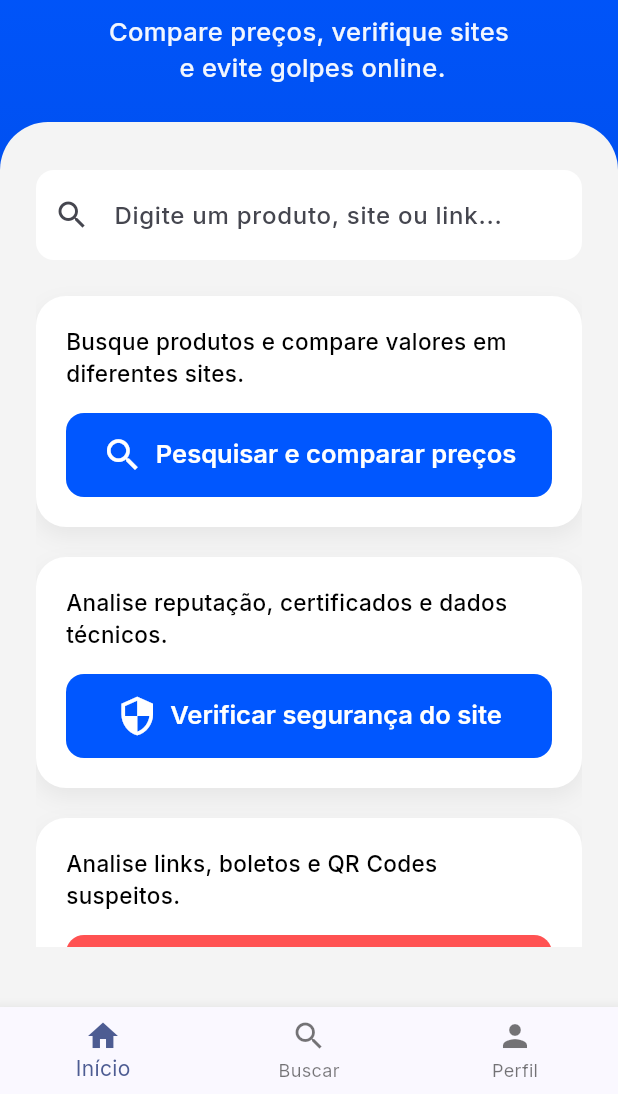
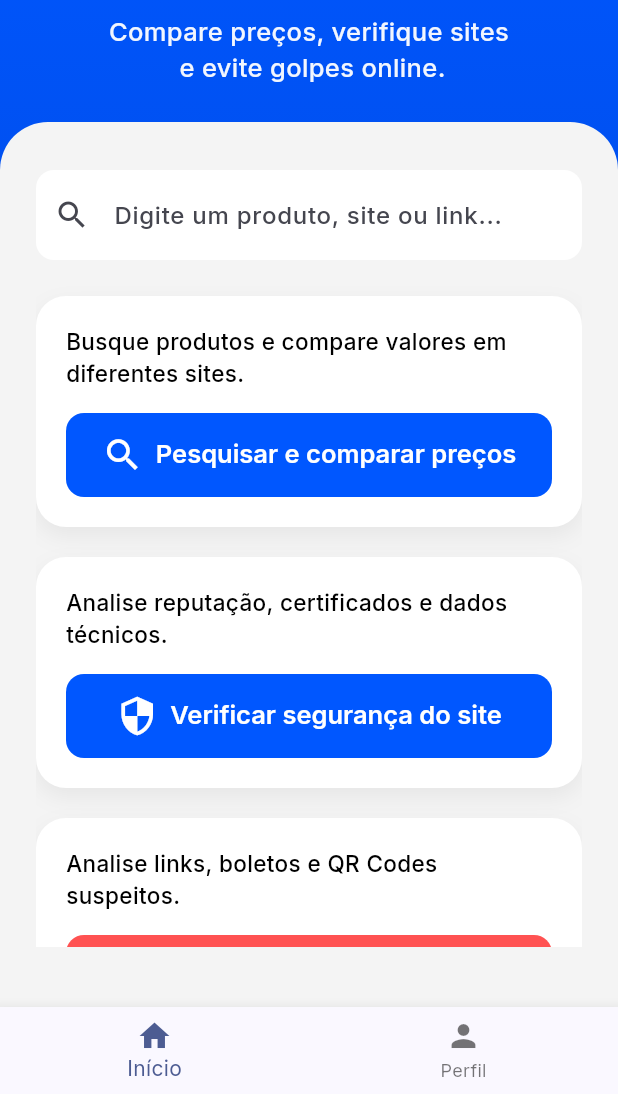
Before and after one commit to CHECKHUB-BRAZIL/buskei-frontend-flutter, a Flutter app: the AppShellPage screen opened by its route, on a phone screen of 412 x 824 dp, the part 142-1236 px from its top. Run offline on Flutter 3.47's test engine with Material 3 defaults, Android fonts, the phone set to English and light mode, and no system bars; our stand-ins replace connectivity_plus, dartz, dio, equatable, flutter_secure_storage, flutter_svg and 3 more; accounts and stored records are empty; network calls fail.

Commit message:
style: remove menu button

```diff
--- a/lib/features/app_shell/presentation/pages/app_shell_page.dart
+++ b/lib/features/app_shell/presentation/pages/app_shell_page.dart
@@ -5,7 +5,6 @@ import '../../../auth/presentation/controllers/auth_controller.dart';
 import '../controllers/app_shell_controller.dart';
 
 import '../../../home/presentation/pages/home_page.dart';
-import '../../../search/presentation/pages/search_page.dart';
 import '../../../profile/presentation/pages/profile_page.dart';
 
 class AppShellPage extends GetView<AppShellController> {
@@ -27,10 +26,6 @@ class AppShellPage extends GetView<AppShellController> {
               label: 'Início',
             ),
             BottomNavigationBarItem(
-              icon: Icon(Icons.search),
-              label: 'Buscar',
-            ),
-            BottomNavigationBarItem(
               icon: Icon(Icons.person),
               label: 'Perfil',
             ),
@@ -45,8 +40,6 @@ class AppShellPage extends GetView<AppShellController> {
       case 0:
         return const HomePage();
       case 1:
-        return const SearchPage();
-      case 2:
         return ProfilePage();
       default:
         return const SizedBox.shrink();
```
